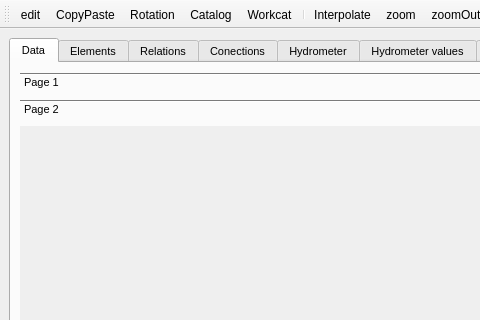
Above: ui/api_cf.ui from Giswater/giswater_qgis_plugin before the change; both pictures show x 0 to 480 and y 0 to 320 of the 676 by 601 pixel window. Below: the same form after it.
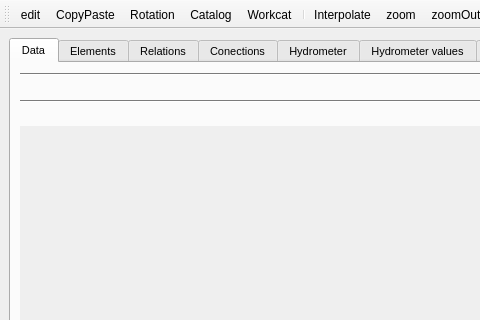
That is the form after the change. The open tabs and pages were chosen to show the change. Icons and pictures are not drawn.

Commit message: delete labels

What changed in the file:
```diff
--- a/ui/api_cf.ui
+++ b/ui/api_cf.ui
@@ -56,7 +56,7 @@
             </rect>
            </property>
            <attribute name="label">
-            <string>Page 1</string>
+            <string/>
            </attribute>
            <layout class="QHBoxLayout" name="horizontalLayout_2">
             <item>
@@ -77,7 +77,7 @@
             </rect>
            </property>
            <attribute name="label">
-            <string>Page 2</string>
+            <string/>
            </attribute>
            <layout class="QHBoxLayout" name="horizontalLayout_3">
             <item>
```
Left out of the diff: 4 changed lines with no effect on the pictures.
